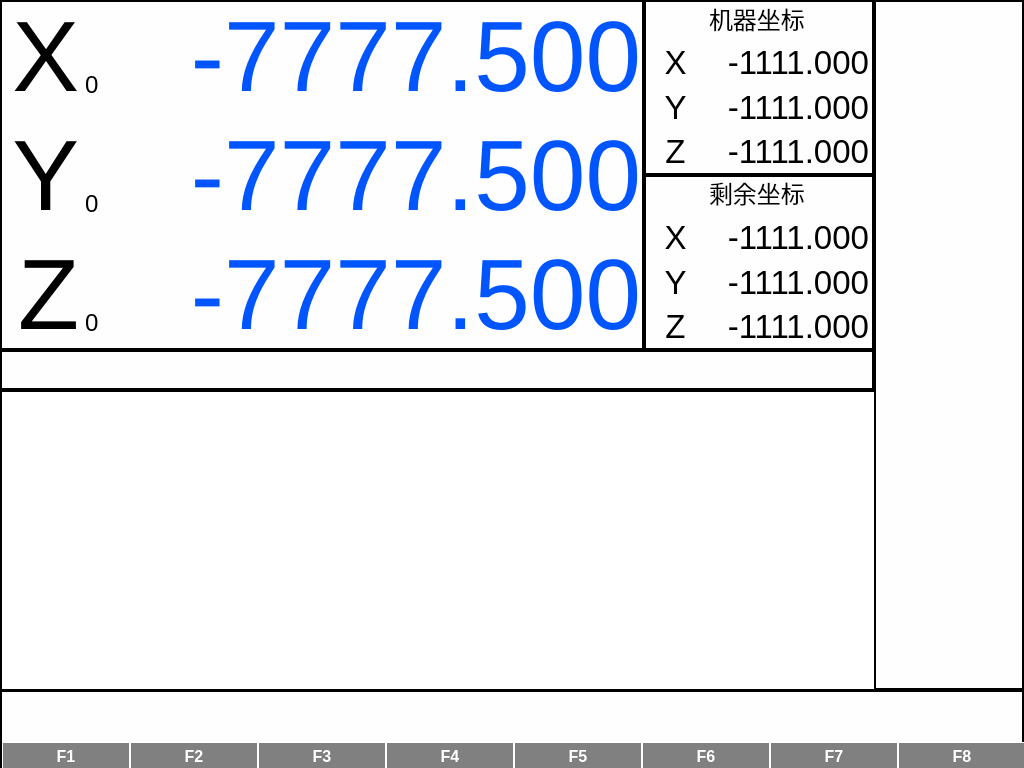
Before: the Qt Designer form maininterface.ui in taiyuankejizhu/SparkZNC, drawn with Qt 5.
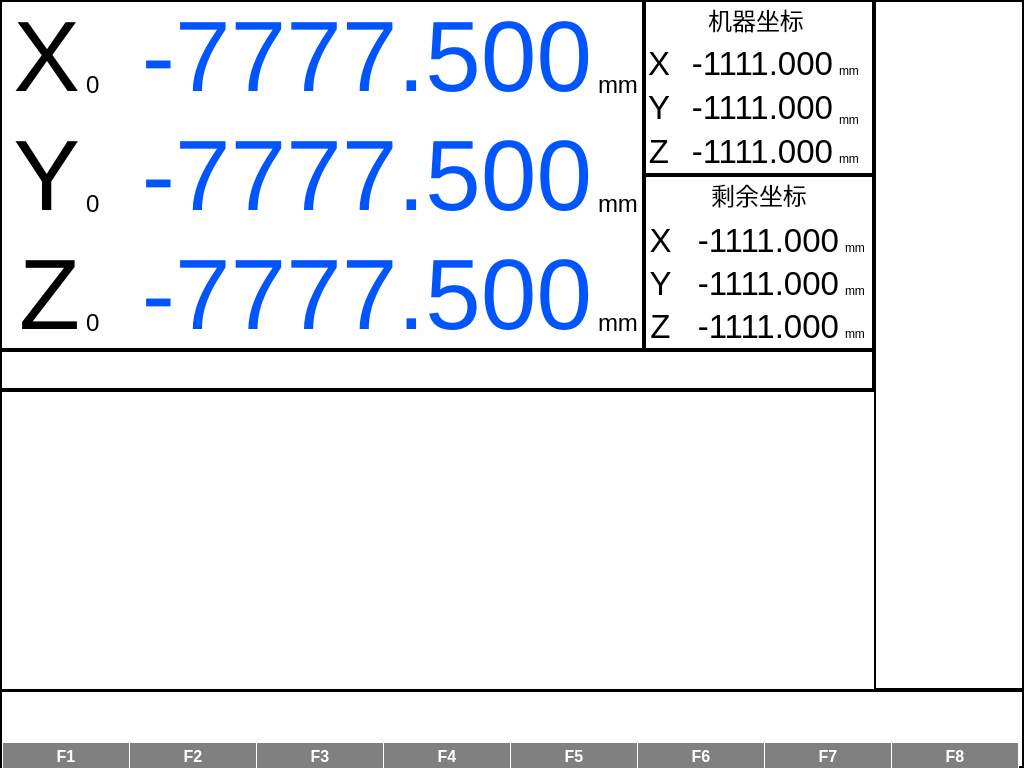
After: the same form once the commit is applied.

Diff of the .ui file:
```diff
--- a/maininterface.ui
+++ b/maininterface.ui
@@ -458,6 +458,12 @@
     <layout class="QGridLayout" name="gridLayout">
      <item row="0" column="0">
       <widget class="QLabel" name="label_culx">
+       <property name="minimumSize">
+        <size>
+         <width>80</width>
+         <height>0</height>
+        </size>
+       </property>
        <property name="font">
         <font>
          <pointsize>75</pointsize>
@@ -473,6 +479,12 @@
      </item>
      <item row="1" column="0">
       <widget class="QLabel" name="label_culy">
+       <property name="minimumSize">
+        <size>
+         <width>80</width>
+         <height>0</height>
+        </size>
+       </property>
        <property name="font">
         <font>
          <pointsize>75</pointsize>
@@ -488,6 +500,12 @@
      </item>
      <item row="2" column="0">
       <widget class="QLabel" name="label_culz">
+       <property name="minimumSize">
+        <size>
+         <width>80</width>
+         <height>0</height>
+        </size>
+       </property>
        <property name="font">
         <font>
          <pointsize>75</pointsize>
@@ -505,13 +523,13 @@
       <widget class="QLabel" name="label_cuy">
        <property name="minimumSize">
         <size>
-         <width>530</width>
+         <width>480</width>
          <height>0</height>
         </size>
        </property>
        <property name="maximumSize">
         <size>
-         <width>580</width>
+         <width>490</width>
          <height>16777215</height>
         </size>
        </property>
@@ -569,13 +587,13 @@
       <widget class="QLabel" name="label_cux">
        <property name="minimumSize">
         <size>
-         <width>530</width>
+         <width>480</width>
          <height>0</height>
         </size>
        </property>
        <property name="maximumSize">
         <size>
-         <width>580</width>
+         <width>490</width>
          <height>16777215</height>
         </size>
        </property>
@@ -633,13 +651,13 @@
       <widget class="QLabel" name="label_cuz">
        <property name="minimumSize">
         <size>
-         <width>530</width>
+         <width>480</width>
          <height>0</height>
         </size>
        </property>
        <property name="maximumSize">
         <size>
-         <width>580</width>
+         <width>500</width>
          <height>16777215</height>
         </size>
        </property>
@@ -774,6 +792,87 @@
        </property>
       </widget>
      </item>
+     <item row="0" column="3">
+      <widget class="QLabel" name="label_cukx">
+       <property name="minimumSize">
+        <size>
+         <width>40</width>
+         <height>0</height>
+        </size>
+       </property>
+       <property name="maximumSize">
+        <size>
+         <width>50</width>
+         <height>85</height>
+        </size>
+       </property>
+       <property name="font">
+        <font>
+         <pointsize>18</pointsize>
+        </font>
+       </property>
+       <property name="text">
+        <string>mm</string>
+       </property>
+       <property name="alignment">
+        <set>Qt::AlignBottom|Qt::AlignLeading|Qt::AlignLeft</set>
+       </property>
+      </widget>
+     </item>
+     <item row="1" column="3">
+      <widget class="QLabel" name="label_cuky">
+       <property name="minimumSize">
+        <size>
+         <width>40</width>
+         <height>0</height>
+        </size>
+       </property>
+       <property name="maximumSize">
+        <size>
+         <width>50</width>
+         <height>85</height>
+        </size>
+       </property>
+       <property name="font">
+        <font>
+         <pointsize>18</pointsize>
+        </font>
+       </property>
+       <property name="text">
+        <string>mm</string>
+       </property>
+       <property name="alignment">
+        <set>Qt::AlignBottom|Qt::AlignLeading|Qt::AlignLeft</set>
+       </property>
+      </widget>
+     </item>
+     <item row="2" column="3">
+      <widget class="QLabel" name="label_cukz">
+       <property name="minimumSize">
+        <size>
+         <width>40</width>
+         <height>0</height>
+        </size>
+       </property>
+       <property name="maximumSize">
+        <size>
+         <width>50</width>
+         <height>85</height>
+        </size>
+       </property>
+       <property name="font">
+        <font>
+         <pointsize>18</pointsize>
+        </font>
+       </property>
+       <property name="text">
+        <string>mm</string>
+       </property>
+       <property name="alignment">
+        <set>Qt::AlignBottom|Qt::AlignLeading|Qt::AlignLeft</set>
+       </property>
+      </widget>
+     </item>
     </layout>
    </widget>
   </widget>
@@ -811,6 +910,22 @@
      <property name="rightMargin">
       <number>5</number>
      </property>
+     <item row="3" column="2">
+      <widget class="QLabel" name="label_meky">
+       <property name="minimumSize">
+        <size>
+         <width>30</width>
+         <height>30</height>
+        </size>
+       </property>
+       <property name="text">
+        <string>mm</string>
+       </property>
+       <property name="alignment">
+        <set>Qt::AlignBottom|Qt::AlignLeading|Qt::AlignLeft</set>
+       </property>
+      </widget>
+     </item>
      <item row="4" column="1">
       <widget class="QLabel" name="label_mez">
        <property name="palette">
@@ -1046,7 +1161,39 @@
         <string>机器坐标</string>
        </property>
        <property name="alignment">
-        <set>Qt::AlignLeading|Qt::AlignLeft|Qt::AlignVCenter</set>
+        <set>Qt::AlignCenter</set>
+       </property>
+      </widget>
+     </item>
+     <item row="2" column="2">
+      <widget class="QLabel" name="label_mekx">
+       <property name="maximumSize">
+        <size>
+         <width>30</width>
+         <height>30</height>
+        </size>
+       </property>
+       <property name="text">
+        <string>mm</string>
+       </property>
+       <property name="alignment">
+        <set>Qt::AlignBottom|Qt::AlignLeading|Qt::AlignLeft</set>
+       </property>
+      </widget>
+     </item>
+     <item row="4" column="2">
+      <widget class="QLabel" name="label_mekz">
+       <property name="maximumSize">
+        <size>
+         <width>30</width>
+         <height>30</height>
+        </size>
+       </property>
+       <property name="text">
+        <string>mm</string>
+       </property>
+       <property name="alignment">
+        <set>Qt::AlignBottom|Qt::AlignLeading|Qt::AlignLeft</set>
        </property>
       </widget>
      </item>
@@ -1320,6 +1467,57 @@
        <property name="text">
         <string>剩余坐标</string>
        </property>
+       <property name="alignment">
+        <set>Qt::AlignCenter</set>
+       </property>
+      </widget>
+     </item>
+     <item row="1" column="2">
+      <widget class="QLabel" name="label_rekx">
+       <property name="maximumSize">
+        <size>
+         <width>30</width>
+         <height>30</height>
+        </size>
+       </property>
+       <property name="text">
+        <string>mm</string>
+       </property>
+       <property name="alignment">
+        <set>Qt::AlignBottom|Qt::AlignLeading|Qt::AlignLeft</set>
+       </property>
+      </widget>
+     </item>
+     <item row="2" column="2">
+      <widget class="QLabel" name="label_reky">
+       <property name="maximumSize">
+        <size>
+         <width>30</width>
+         <height>30</height>
+        </size>
+       </property>
+       <property name="text">
+        <string>mm</string>
+       </property>
+       <property name="alignment">
+        <set>Qt::AlignBottom|Qt::AlignLeading|Qt::AlignLeft</set>
+       </property>
+      </widget>
+     </item>
+     <item row="3" column="2">
+      <widget class="QLabel" name="label_rekz">
+       <property name="maximumSize">
+        <size>
+         <width>30</width>
+         <height>30</height>
+        </size>
+       </property>
+       <property name="text">
+        <string>mm</string>
+       </property>
+       <property name="alignment">
+        <set>Qt::AlignBottom|Qt::AlignLeading|Qt::AlignLeft</set>
+       </property>
       </widget>
      </item>
     </layout>
@@ -1391,7 +1589,7 @@
      <rect>
       <x>0</x>
       <y>50</y>
-      <width>1028</width>
+      <width>1021</width>
       <height>32</height>
      </rect>
     </property>
```
